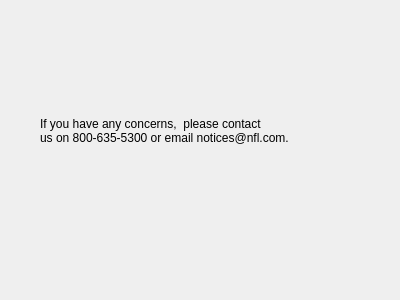
First picture: the form in contact.ui, repository Ling2251/CS1C-NFL_Porject, before the edit.
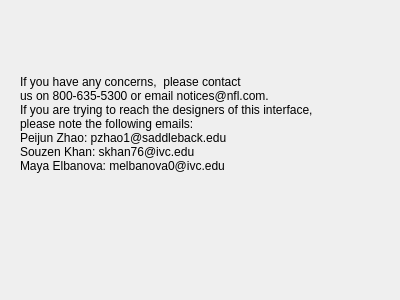
Second picture: the form after the edit.

Commit message: Modified contact us name

```diff
--- a/contact.ui
+++ b/contact.ui
@@ -29,15 +29,21 @@
   <widget class="QLabel" name="label_2">
    <property name="geometry">
     <rect>
-     <x>40</x>
+     <x>20</x>
      <y>70</y>
-     <width>321</width>
+     <width>361</width>
      <height>121</height>
     </rect>
    </property>
    <property name="text">
     <string>If you have any concerns,  please contact 
-us on 800-635-5300 or email notices@nfl.com. </string>
+us on 800-635-5300 or email notices@nfl.com. 
+If you are trying to reach the designers of this interface,
+please note the following emails:
+Peijun Zhao: pzhao1@saddleback.edu
+Souzen Khan: skhan76@ivc.edu
+Maya Elbanova: melbanova0@ivc.edu
+ </string>
    </property>
   </widget>
  </widget>
```
The commit also changes 2 other files.
